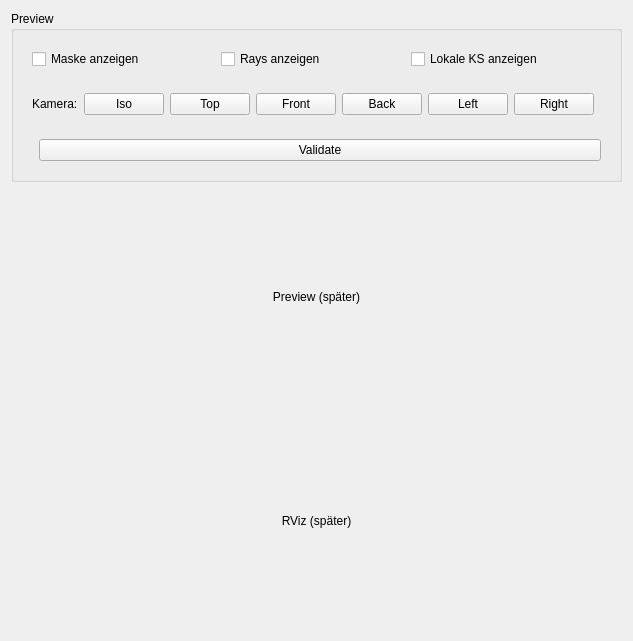
First picture: the form in Spraycoater/resource/ui/tabs/recipe/coating_preview_panel.ui, repository mikv75-lab/ROS-Project, before the edit.
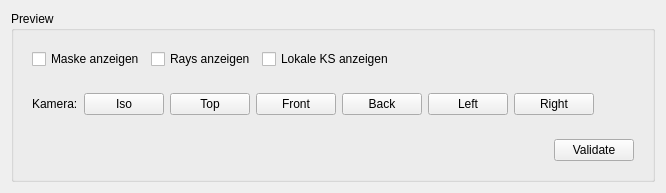
Second picture: the form after the edit.

```diff
--- a/Spraycoater/resource/ui/tabs/recipe/coating_preview_panel.ui
+++ b/Spraycoater/resource/ui/tabs/recipe/coating_preview_panel.ui
@@ -18,10 +18,27 @@
       <item>
        <widget class="QWidget" name="rowToggles">
         <layout class="QHBoxLayout" name="hToggles">
-         <item><widget class="QCheckBox" name="chkShowMask"><property name="text"><string>Maske anzeigen</string></property></widget></item>
-         <item><widget class="QCheckBox" name="chkShowRays"><property name="text"><string>Rays anzeigen</string></property></widget></item>
-         <item><widget class="QCheckBox" name="chkShowLocalFrames"><property name="text"><string>Lokale KS anzeigen</string></property></widget></item>
-         <item><spacer name="spToggles"><property name="orientation"><enum>Qt::Horizontal</enum></property></spacer></item>
+         <item>
+          <widget class="QCheckBox" name="chkShowMask">
+           <property name="text"><string>Maske anzeigen</string></property>
+          </widget>
+         </item>
+         <item>
+          <widget class="QCheckBox" name="chkShowRays">
+           <property name="text"><string>Rays anzeigen</string></property>
+          </widget>
+         </item>
+         <item>
+          <widget class="QCheckBox" name="chkShowLocalFrames">
+           <property name="text"><string>Lokale KS anzeigen</string></property>
+          </widget>
+         </item>
+         <item>
+          <spacer name="spToggles">
+           <property name="orientation"><enum>Qt::Horizontal</enum></property>
+           <property name="sizeHint"><size><width>40</width><height>20</height></size></property>
+          </spacer>
+         </item>
         </layout>
        </widget>
       </item>
@@ -37,7 +54,12 @@
          <item><widget class="QPushButton" name="btnCamBack"><property name="text"><string>Back</string></property></widget></item>
          <item><widget class="QPushButton" name="btnCamLeft"><property name="text"><string>Left</string></property></widget></item>
          <item><widget class="QPushButton" name="btnCamRight"><property name="text"><string>Right</string></property></widget></item>
-         <item><spacer name="spCamera"><property name="orientation"><enum>Qt::Horizontal</enum></property></spacer></item>
+         <item>
+          <spacer name="spCamera">
+           <property name="orientation"><enum>Qt::Horizontal</enum></property>
+           <property name="sizeHint"><size><width>40</width><height>20</height></size></property>
+          </spacer>
+         </item>
         </layout>
        </widget>
       </item>
@@ -46,8 +68,17 @@
       <item>
        <widget class="QWidget" name="rowActions">
         <layout class="QHBoxLayout" name="hActions">
-         <item><spacer name="spActions"><property name="orientation"><enum>Qt::Horizontal</enum></property></spacer></item>
-         <item><widget class="QPushButton" name="btnValidate"><property name="text"><string>Validate</string></property></widget></item>
+         <item>
+          <spacer name="spActions">
+           <property name="orientation"><enum>Qt::Horizontal</enum></property>
+           <property name="sizeHint"><size><width>40</width><height>20</height></size></property>
+          </spacer>
+         </item>
+         <item>
+          <widget class="QPushButton" name="btnValidate">
+           <property name="text"><string>Validate</string></property>
+          </widget>
+         </item>
         </layout>
        </widget>
       </item>
@@ -56,35 +87,9 @@
     </widget>
    </item>
 
-   <!-- Mitte: PyVista-Placeholder -->
-   <item>
-    <widget class="QWidget" name="pvContainer">
-     <layout class="QVBoxLayout" name="pvLayout">
-      <item>
-       <widget class="QLabel" name="lblPreviewPlaceholder">
-        <property name="text"><string>Preview (später)</string></property>
-        <property name="alignment"><set>Qt::AlignCenter</set></property>
-        <property name="minimumSize"><size><width>200</width><height>200</height></size></property>
-       </widget>
-      </item>
-     </layout>
-    </widget>
-   </item>
-
-   <!-- Unten: RViz-Placeholder -->
-   <item>
-    <widget class="QWidget" name="rvizContainer">
-     <layout class="QVBoxLayout" name="rvizLayout">
-      <item>
-       <widget class="QLabel" name="lblRvizPlaceholder">
-        <property name="text"><string>RViz (später)</string></property>
-        <property name="alignment"><set>Qt::AlignCenter</set></property>
-        <property name="minimumSize"><size><width>200</width><height>200</height></size></property>
-       </widget>
-      </item>
-     </layout>
-    </widget>
-   </item>
+   <!-- WICHTIG: Hier KEIN weiteres Layout/Widget.
+        Dein Code fügt den QtInteractor unten so ein:
+        plotter = QtInteractor(self); vRoot.addWidget(plotter, 1) -->
 
   </layout>
  </widget>
```
Left out of the diff: 16 changed lines with no effect on the pictures.
